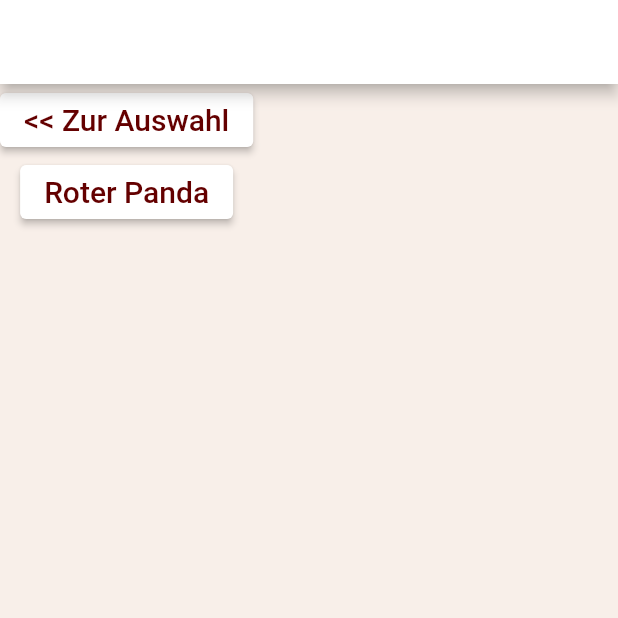
After one commit to marlonjust/TiergartenKleve, a Flutter app: the Abenteuertour screen opened directly, on a phone screen of 412 x 824 dp, the top half of it. The commit adds this screen. Run offline on Flutter 3.47's test engine with Material 2 defaults, Android fonts, the phone set to English and light mode, and no system bars; our stand-ins replace geolocator.

Commit message:
Paar Seiten hinzugefügt
Buttons hinzugefügt damit die Seiten schonmal verbunden sind

```diff
--- /dev/null
+++ b/lib/abenteuermodus.dart
@@ -0,0 +1,73 @@
+import 'package:flutter/material.dart';
+import 'package:zoo/abenteuermodus.dart';
+import 'package:geolocator/geolocator.dart';
+import 'package:zoo/audioplayer.dart';
+import 'package:zoo/main.dart';
+
+void main() {
+  runApp(MyApp());
+}
+
+class MyApp extends StatelessWidget {
+  @override
+  Widget build(BuildContext context) {
+    return MaterialApp(
+      title: 'Tiergarten Kleve',
+      theme: new ThemeData(scaffoldBackgroundColor: const Color(0xFFF8EFE9), appBarTheme: AppBarTheme(color: Colors.white)),
+      home: Abenteuertour(),
+    );
+  }
+}
+
+class Abenteuertour extends StatelessWidget {
+    void navigateToAuswahl(BuildContext context) {
+    Navigator.push(
+      context,
+      MaterialPageRoute(builder: (context) => Auswahl()),
+    );
+  }
+
+      void navigateToAudioplayer(BuildContext context) {
+    Navigator.push(
+      context,
+      MaterialPageRoute(builder: (context) => Audioplayer()),
+    );
+  }
+
+  @override
+  Widget build(BuildContext context) {
+    return Scaffold(
+        appBar: AppBar(),
+        body: Container(
+          child: Column(
+            children: [
+              ElevatedButton(
+                style: ButtonStyle(
+                    backgroundColor: MaterialStateProperty.all(Colors.white)),
+                onPressed: () => navigateToAuswahl(context),
+                child: Text(
+                  '<< Zur Auswahl',
+                  style: TextStyle(
+                      fontSize: 20,
+                      fontWeight: FontWeight.w500,
+                      color: Color(0xFF640000)),
+                ),
+              ),
+              ElevatedButton(
+                style: ButtonStyle(
+                    backgroundColor: MaterialStateProperty.all(Colors.white)),
+                onPressed: () => navigateToAudioplayer(context),
+                child: Text(
+                  'Roter Panda',
+                  style: TextStyle(
+                      fontSize: 20,
+                      fontWeight: FontWeight.w500,
+                      color: Color(0xFF640000)),
+                ),
+              ),
+            ],
+          ),
+        ),
+        );
+  }
+}
```
Also changed, not shown: lib/audioplayer.dart (added, +58 -0 lines), lib/main.dart (+121 -60 lines), pubspec.yaml (+6 -68 lines), assets/images/Logo.png (added), pubspec.lock, 2 other files.
